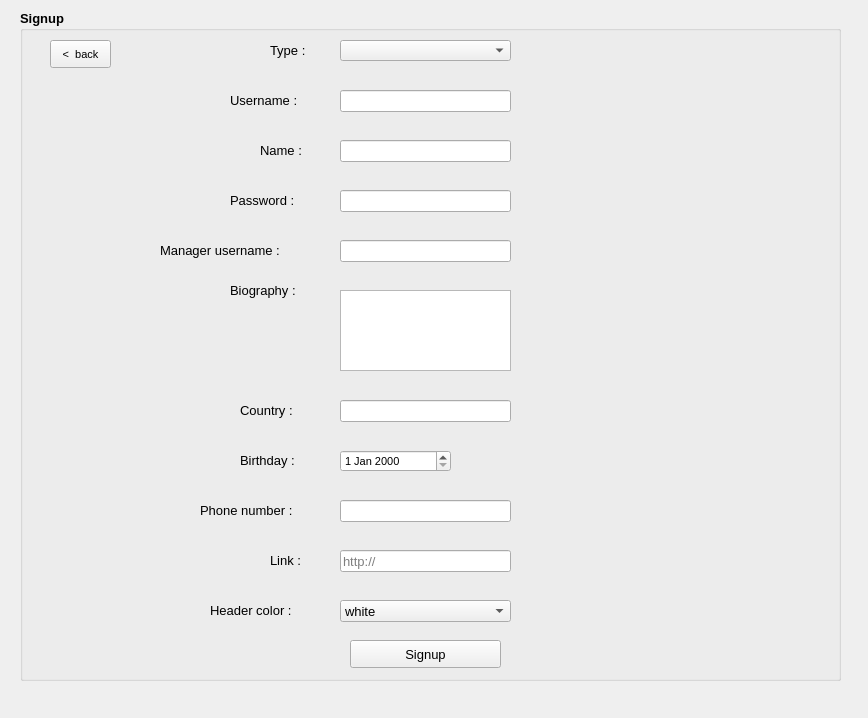
Before: the Qt Designer form signup.ui in Hossein-Fazel/UI-final-project, drawn with Qt 5.
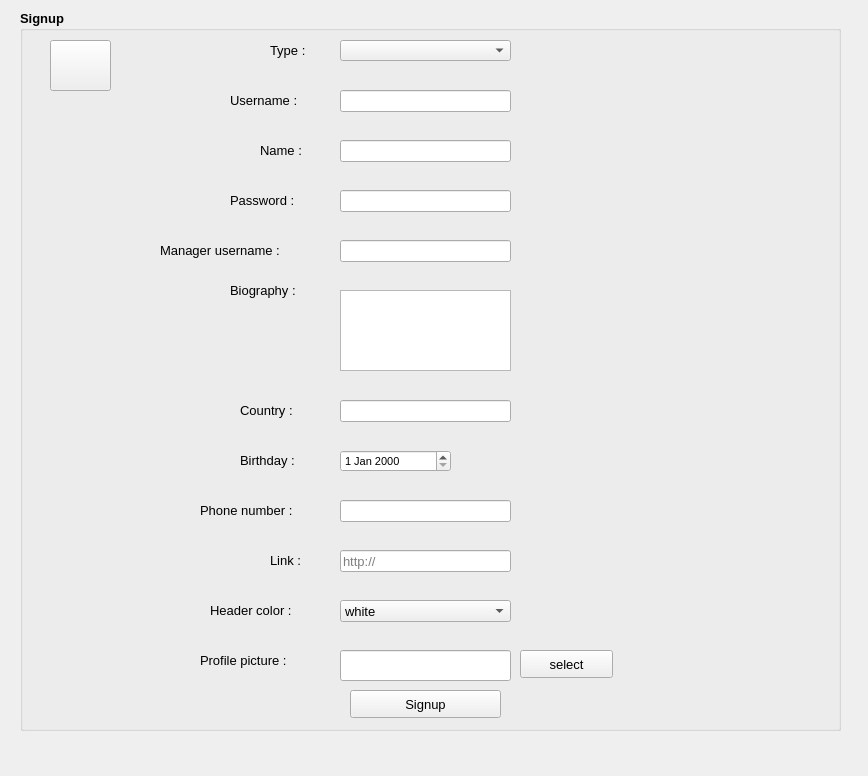
After: the same form once the commit is applied. Icons and pictures are not drawn.

What changed in the file:
```diff
--- a/signup.ui
+++ b/signup.ui
@@ -7,7 +7,7 @@
     <x>0</x>
     <y>0</y>
     <width>868</width>
-    <height>718</height>
+    <height>776</height>
    </rect>
   </property>
   <property name="windowTitle">
@@ -351,7 +351,7 @@
     <property name="geometry">
      <rect>
       <x>350</x>
-      <y>640</y>
+      <y>690</y>
       <width>151</width>
       <height>28</height>
      </rect>
@@ -407,7 +407,7 @@
       <x>20</x>
       <y>10</y>
       <width>821</width>
-      <height>671</height>
+      <height>721</height>
      </rect>
     </property>
     <property name="font">
@@ -513,18 +513,85 @@
        <x>30</x>
        <y>30</y>
        <width>61</width>
+       <height>51</height>
+      </rect>
+     </property>
+     <property name="font">
+      <font>
+       <pointsize>8</pointsize>
+       <weight>50</weight>
+       <bold>false</bold>
+      </font>
+     </property>
+     <property name="text">
+      <string/>
+     </property>
+     <property name="icon">
+      <iconset resource="pictures.qrc">
+       <normaloff>:/back-button.png</normaloff>:/back-button.png</iconset>
+     </property>
+     <property name="iconSize">
+      <size>
+       <width>40</width>
+       <height>40</height>
+      </size>
+     </property>
+    </widget>
+    <widget class="QLineEdit" name="ln_pic_address">
+     <property name="geometry">
+      <rect>
+       <x>320</x>
+       <y>640</y>
+       <width>171</width>
+       <height>31</height>
+      </rect>
+     </property>
+     <property name="font">
+      <font>
+       <pointsize>8</pointsize>
+       <weight>50</weight>
+       <bold>false</bold>
+      </font>
+     </property>
+    </widget>
+    <widget class="QLabel" name="label_12">
+     <property name="geometry">
+      <rect>
+       <x>180</x>
+       <y>630</y>
+       <width>121</width>
+       <height>41</height>
+      </rect>
+     </property>
+     <property name="font">
+      <font>
+       <pointsize>10</pointsize>
+       <weight>50</weight>
+       <bold>false</bold>
+      </font>
+     </property>
+     <property name="text">
+      <string>Profile picture :</string>
+     </property>
+    </widget>
+    <widget class="QPushButton" name="btn_select">
+     <property name="geometry">
+      <rect>
+       <x>500</x>
+       <y>640</y>
+       <width>93</width>
        <height>28</height>
       </rect>
      </property>
      <property name="font">
       <font>
-       <pointsize>8</pointsize>
+       <pointsize>10</pointsize>
        <weight>50</weight>
        <bold>false</bold>
       </font>
      </property>
      <property name="text">
-      <string>&lt;  back</string>
+      <string>select</string>
      </property>
     </widget>
    </widget>
```
Left out of the diff: 4 changed lines with no effect on the pictures.
